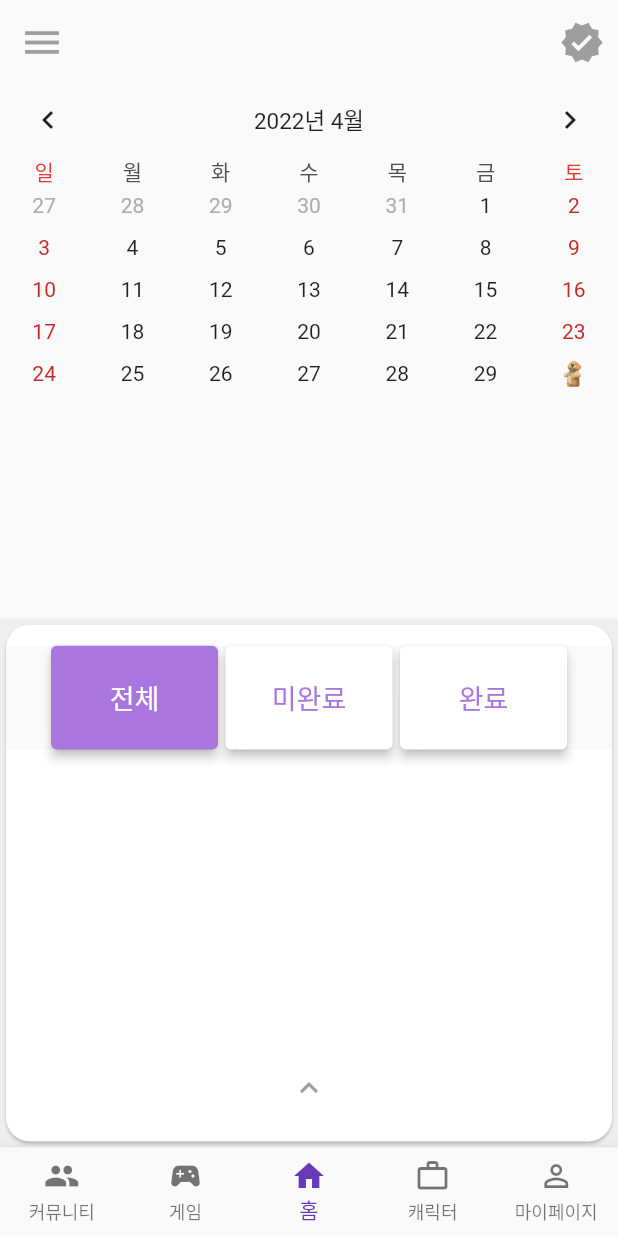
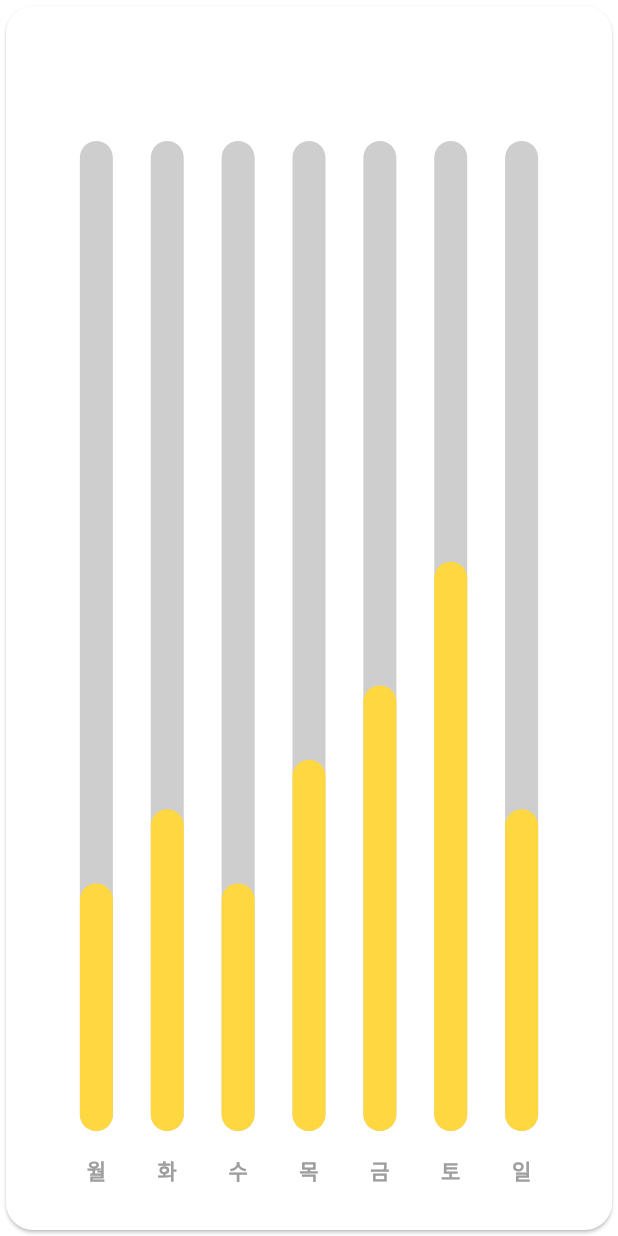
Before and after one commit to JasonKK/BOM-frontend, a Flutter app: the screen it shows after launch, on a phone screen of 412 x 824 dp. Run offline on Flutter 3.47's test engine with Material 2 defaults, Android fonts, the phone set to English and light mode, and no system bars; drawn by our look-alikes of fl_chart, table_calendar; our stand-ins replace charts_flutter, custom_sliding_segmented_control, flutter_hooks, flutter_riverpod, flutter_slidable, flutter_speed_dial and 3 more.

Commit message:
statistic table

```diff
--- a/lib/main.dart
+++ b/lib/main.dart
@@ -1,3 +1,4 @@
+import 'package:bom_front/view/components_statistics/statistic_chart_view.dart';
 import 'package:bom_front/view/components_statistics/toggle_button_plan.dart';
 import 'package:bom_front/view/hom_view.dart';
 import 'package:flutter/material.dart';
@@ -24,7 +25,7 @@ class MyApp extends StatelessWidget {
       theme: ThemeData(
         primarySwatch: Colors.blue,
       ),
-      home: HomeScreen(),
+      home: BarChartSample1(),
     );
   }
 }
--- /dev/null
+++ b/lib/view/components_statistics/statistic_chart_view.dart
@@ -0,0 +1,325 @@
+import 'dart:async';
+import 'dart:math';
+import 'package:fl_chart/fl_chart.dart';
+import 'package:flutter/material.dart';
+
+class BarChartSample1 extends StatefulWidget {
+  const BarChartSample1({Key? key}) : super(key: key);
+
+  @override
+  State<StatefulWidget> createState() => BarChartSample1State();
+}
+
+class BarChartSample1State extends State<BarChartSample1> {
+  final Color barBackgroundColor = const Color(0xbcbcbcbc);
+  final Duration animDuration = const Duration(milliseconds: 250);
+
+  int touchedIndex = -1;
+
+  bool isPlaying = false;
+
+  @override
+  Widget build(BuildContext context) {
+    return AspectRatio(
+      aspectRatio: 1,
+      child: Card(
+        shape: RoundedRectangleBorder(borderRadius: BorderRadius.circular(18)),
+        color: const Color(0xffffffff),
+        child: Stack(
+          children: <Widget>[
+            Padding(
+              padding: const EdgeInsets.all(16),
+              child: Column(
+                crossAxisAlignment: CrossAxisAlignment.stretch,
+                mainAxisAlignment: MainAxisAlignment.start,
+                mainAxisSize: MainAxisSize.max,
+                children: <Widget>[
+                  const Text(
+                    '2022년 3월 1주차',
+                    style: TextStyle(
+                        color: Color(0xffffffff),
+                        fontSize: 24,
+                        fontWeight: FontWeight.bold),
+                  ),
+                  const SizedBox(
+                    height: 38,
+                  ),
+                  Expanded(
+                    child: Padding(
+                      padding: const EdgeInsets.symmetric(horizontal: 8.0),
+                      child: BarChart(
+                        isPlaying ? mainBarData() : mainBarData(),
+                        swapAnimationDuration: animDuration,
+                      ),
+                    ),
+                  ),
+                  const SizedBox(
+                    height: 12,
+                  ),
+                ],
+              ),
+            ),
+          ],
+        ),
+      ),
+    );
+  }
+
+  BarChartGroupData makeGroupData(
+    int x,
+    double y, {
+    bool isTouched = false,
+    Color barColor = Colors.amberAccent,
+    double width = 22,
+    List<int> showTooltips = const [],
+  }) {
+    return BarChartGroupData(
+      x: x,
+      barRods: [
+        BarChartRodData(
+          toY: isTouched ? y + 1 : y,
+          color: isTouched ? Colors.yellow : barColor,
+          width: width,
+          borderSide: isTouched
+              ? BorderSide(color: Colors.yellow, width: 1)
+              : const BorderSide(color: Colors.white, width: 0),
+          backDrawRodData: BackgroundBarChartRodData(
+            show: true,
+            toY: 20,
+            color: barBackgroundColor,
+          ),
+        ),
+      ],
+      showingTooltipIndicators: showTooltips,
+    );
+  }
+
+  List<BarChartGroupData> showingGroups() => List.generate(7, (i) {
+        switch (i) {
+          case 0:
+            return makeGroupData(0, 5, isTouched: i == touchedIndex);
+          case 1:
+            return makeGroupData(1, 6.5, isTouched: i == touchedIndex);
+          case 2:
+            return makeGroupData(2, 5, isTouched: i == touchedIndex);
+          case 3:
+            return makeGroupData(3, 7.5, isTouched: i == touchedIndex);
+          case 4:
+            return makeGroupData(4, 9, isTouched: i == touchedIndex);
+          case 5:
+            return makeGroupData(5, 11.5, isTouched: i == touchedIndex);
+          case 6:
+            return makeGroupData(6, 6.5, isTouched: i == touchedIndex);
+          default:
+            return throw Error();
+        }
+      });
+
+  BarChartData mainBarData() {
+    return BarChartData(
+      barTouchData: BarTouchData(
+        touchTooltipData: BarTouchTooltipData(
+            tooltipBgColor: Colors.blueGrey,
+            getTooltipItem: (group, groupIndex, rod, rodIndex) {
+              String weekDay;
+              switch (group.x.toInt()) {
+                case 0:
+                  weekDay = '월요일';
+                  break;
+                case 1:
+                  weekDay = '화요일';
+                  break;
+                case 2:
+                  weekDay = '수요일';
+                  break;
+                case 3:
+                  weekDay = '목요일';
+                  break;
+                case 4:
+                  weekDay = '금요일';
+                  break;
+                case 5:
+                  weekDay = '토요일';
+                  break;
+                case 6:
+                  weekDay = '일요일';
+                  break;
+                default:
+                  throw Error();
+              }
+              return BarTooltipItem(
+                weekDay + '\n',
+                const TextStyle(
+                  color: Colors.white,
+                  fontWeight: FontWeight.bold,
+                  fontSize: 18,
+                ),
+                children: <TextSpan>[
+                  TextSpan(
+                    text: (rod.toY - 1).toString(),
+                    style: const TextStyle(
+                      color: Colors.yellow,
+                      fontSize: 16,
+                      fontWeight: FontWeight.w500,
+                    ),
+                  ),
+                ],
+              );
+            }),
+        touchCallback: (FlTouchEvent event, barTouchResponse) {
+          setState(() {
+            if (!event.isInterestedForInteractions ||
+                barTouchResponse == null ||
+                barTouchResponse.spot == null) {
+              touchedIndex = -1;
+              return;
+            }
+            touchedIndex = barTouchResponse.spot!.touchedBarGroupIndex;
+          });
+        },
+      ),
+      titlesData: FlTitlesData(
+        show: true,
+        rightTitles: AxisTitles(
+          sideTitles: SideTitles(showTitles: false),
+        ),
+        topTitles: AxisTitles(
+          sideTitles: SideTitles(showTitles: false),
+        ),
+        bottomTitles: AxisTitles(
+          sideTitles: SideTitles(
+            showTitles: true,
+            getTitlesWidget: getTitles,
+            reservedSize: 38,
+          ),
+        ),
+        leftTitles: AxisTitles(
+          sideTitles: SideTitles(
+            showTitles: false,
+          ),
+        ),
+      ),
+      borderData: FlBorderData(
+        show: false,
+      ),
+      barGroups: showingGroups(),
+      gridData: FlGridData(show: false),
+    );
+  }
+
+  Widget getTitles(double value, TitleMeta meta) {
+    const style = TextStyle(
+      color: Colors.grey,
+      fontWeight: FontWeight.bold,
+      fontSize: 14,
+    );
+    Widget text;
+    switch (value.toInt()) {
+      case 0:
+        text = const Text('월', style: style);
+        break;
+      case 1:
+        text = const Text('화', style: style);
+        break;
+      case 2:
+        text = const Text('수', style: style);
+        break;
+      case 3:
+        text = const Text('목', style: style);
+        break;
+      case 4:
+        text = const Text('금', style: style);
+        break;
+      case 5:
+        text = const Text('토', style: style);
+        break;
+      case 6:
+        text = const Text('일', style: style);
+        break;
+      default:
+        text = const Text('', style: style);
+        break;
+    }
+    return Padding(padding: const EdgeInsets.only(top: 16), child: text);
+  }
+
+  // BarChartData randomData() {
+  //   return BarChartData(
+  //     barTouchData: BarTouchData(
+  //       enabled: false,
+  //     ),
+  //     titlesData: FlTitlesData(
+  //       show: true,
+  //       bottomTitles: AxisTitles(
+  //         sideTitles: SideTitles(
+  //           showTitles: true,
+  //           getTitlesWidget: getTitles,
+  //           reservedSize: 38,
+  //         ),
+  //       ),
+  //       leftTitles: AxisTitles(
+  //         sideTitles: SideTitles(
+  //           showTitles: false,
+  //         ),
+  //       ),
+  //       topTitles: AxisTitles(
+  //         sideTitles: SideTitles(
+  //           showTitles: false,
+  //         ),
+  //       ),
+  //       rightTitles: AxisTitles(
+  //         sideTitles: SideTitles(
+  //           showTitles: false,
+  //         ),
+  //       ),
+  //     ),
+  //     borderData: FlBorderData(
+  //       show: false,
+  //     ),
+  //     barGroups: List.generate(7, (i) {
+  //       switch (i) {
+  //         case 0:
+  //           return makeGroupData(0, Random().nextInt(15).toDouble() + 6,
+  //               barColor: widget.availableColors[
+  //                   Random().nextInt(widget.availableColors.length)]);
+  //         case 1:
+  //           return makeGroupData(1, Random().nextInt(15).toDouble() + 6,
+  //               barColor: widget.availableColors[
+  //                   Random().nextInt(widget.availableColors.length)]);
+  //         case 2:
+  //           return makeGroupData(2, Random().nextInt(15).toDouble() + 6,
+  //               barColor: widget.availableColors[
+  //                   Random().nextInt(widget.availableColors.length)]);
+  //         case 3:
+  //           return makeGroupData(3, Random().nextInt(15).toDouble() + 6,
+  //               barColor: widget.availableColors[
+  //                   Random().nextInt(widget.availableColors.length)]);
+  //         case 4:
+  //           return makeGroupData(4, Random().nextInt(15).toDouble() + 6,
+  //               barColor: widget.availableColors[
+  //                   Random().nextInt(widget.availableColors.length)]);
+  //         case 5:
+  //           return makeGroupData(5, Random().nextInt(15).toDouble() + 6,
+  //               barColor: widget.availableColors[
+  //                   Random().nextInt(widget.availableColors.length)]);
+  //         case 6:
+  //           return makeGroupData(6, Random().nextInt(15).toDouble() + 6,
+  //               barColor: widget.availableColors[
+  //                   Random().nextInt(widget.availableColors.length)]);
+  //         default:
+  //           return throw Error();
+  //       }
+  //     }),
+  //     gridData: FlGridData(show: false),
+  //   );
+  // }
+
+  Future<dynamic> refreshState() async {
+    setState(() {});
+    await Future<dynamic>.delayed(
+        animDuration + const Duration(milliseconds: 50));
+    if (isPlaying) {
+      await refreshState();
+    }
+  }
+}
--- a/lib/view/home_detail_view.dart
+++ b/lib/view/home_detail_view.dart
@@ -1,3 +1,5 @@
+import 'package:bom_front/view/components_statistics/statistic_chart_view.dart';
+import 'package:bom_front/view/components_statistics/statistic_view.dart';
 import 'package:flutter/material.dart';
 import 'package:flutter_riverpod/flutter_riverpod.dart';
 import 'package:flutter_slidable/flutter_slidable.dart';
--- a/pubspec.yaml
+++ b/pubspec.yaml
@@ -38,6 +38,7 @@ dependencies:
   flutter_slidable: ^1.2.0
   flutter_toggle_tab:
   pie_chart:
+  fl_chart:
   # The following adds the Cupertino Icons font to your application.
   # Use with the CupertinoIcons class for iOS style icons.
   cupertino_icons: ^1.0.2
```
Also changed, not shown: lib/view/statistic_chart_view.dart (deleted, +0 -42 lines), lib/view/components_statistics/statistic_view.dart (renamed from lib/view/statistic_view.dart), pubspec.lock.
